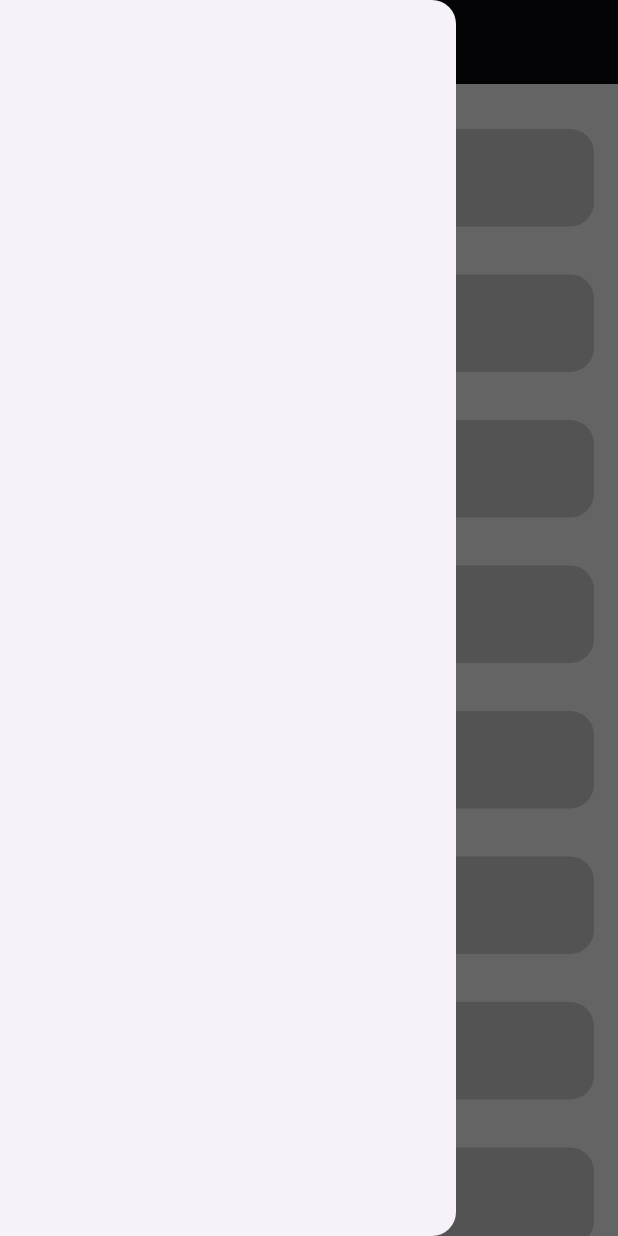
After one commit to YoussefHabib97/adaptive_responsive_app, a Flutter app: the screen it shows after launch, scrolled down 576 dp, after a tap on the "menu" icon, on a phone screen of 412 x 824 dp. The commit adds this screen. Run offline on Flutter 3.47's test engine with Material 3 defaults, Android fonts, the phone set to English and light mode, and no system bars.

Commit message:
Added a custom drawer, converted home view to stateful widget since we're utlizing scaffold key

```diff
--- a/lib/views/home_view.dart
+++ b/lib/views/home_view.dart
@@ -1,20 +1,35 @@
 import 'package:flutter/material.dart';
 
 // Widget imports
+import 'package:adaptive_responsive_app/views/widgets/custom_drawer.dart';
 import 'package:adaptive_responsive_app/views/widgets/home_view_body.dart';
 
-class HomeView extends StatelessWidget {
+class HomeView extends StatefulWidget {
   const HomeView({super.key});
+
+  @override
+  State<HomeView> createState() => _HomeViewState();
+}
+
+class _HomeViewState extends State<HomeView> {
+  GlobalKey<ScaffoldState> scaffoldKey = GlobalKey();
 
   @override
   Widget build(BuildContext context) {
     return Scaffold(
+      key: scaffoldKey,
       backgroundColor: const Color(0xFFDBDBDB),
+      drawer: const CustomDrawer(),
       appBar: AppBar(
         backgroundColor: Colors.black,
-        leading: const Icon(
-          Icons.menu,
-          color: Colors.white,
+        leading: IconButton(
+          onPressed: () {
+            scaffoldKey.currentState!.openDrawer();
+          },
+          icon: const Icon(
+            Icons.menu,
+            color: Colors.white,
+          ),
         ),
       ),
       body: const HomeViewBody(),
--- /dev/null
+++ b/lib/views/widgets/custom_drawer.dart
@@ -0,0 +1,10 @@
+import 'package:flutter/material.dart';
+
+class CustomDrawer extends StatelessWidget {
+  const CustomDrawer({super.key});
+
+  @override
+  Widget build(BuildContext context) {
+    return Drawer();
+  }
+}
```
